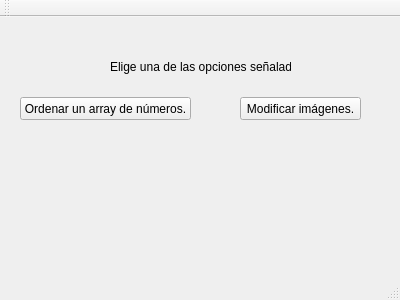
Before: the Qt Designer form mainwindow.ui in tlemar00/BancoDePruebas, drawn with Qt 5.
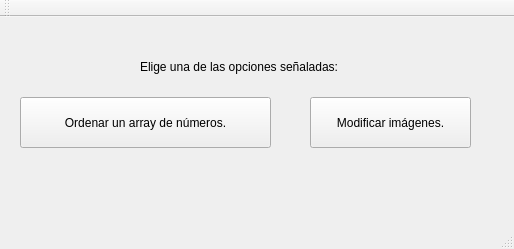
After: the same form once the commit is applied.

The edit to the form file:
```diff
--- a/mainwindow.ui
+++ b/mainwindow.ui
@@ -6,8 +6,8 @@
    <rect>
     <x>0</x>
     <y>0</y>
-    <width>400</width>
-    <height>300</height>
+    <width>514</width>
+    <height>249</height>
    </rect>
   </property>
   <property name="windowTitle">
@@ -19,8 +19,8 @@
      <rect>
       <x>20</x>
       <y>80</y>
-      <width>171</width>
-      <height>23</height>
+      <width>251</width>
+      <height>51</height>
      </rect>
     </property>
     <property name="text">
@@ -30,10 +30,10 @@
    <widget class="QPushButton" name="pushButton_2">
     <property name="geometry">
      <rect>
-      <x>240</x>
+      <x>310</x>
       <y>80</y>
-      <width>121</width>
-      <height>23</height>
+      <width>161</width>
+      <height>51</height>
      </rect>
     </property>
     <property name="text">
@@ -43,9 +43,9 @@
    <widget class="QLabel" name="label">
     <property name="geometry">
      <rect>
-      <x>110</x>
+      <x>140</x>
       <y>40</y>
-      <width>181</width>
+      <width>261</width>
       <height>20</height>
      </rect>
     </property>
```
Left out of the diff: 4 changed lines with no effect on the pictures.
